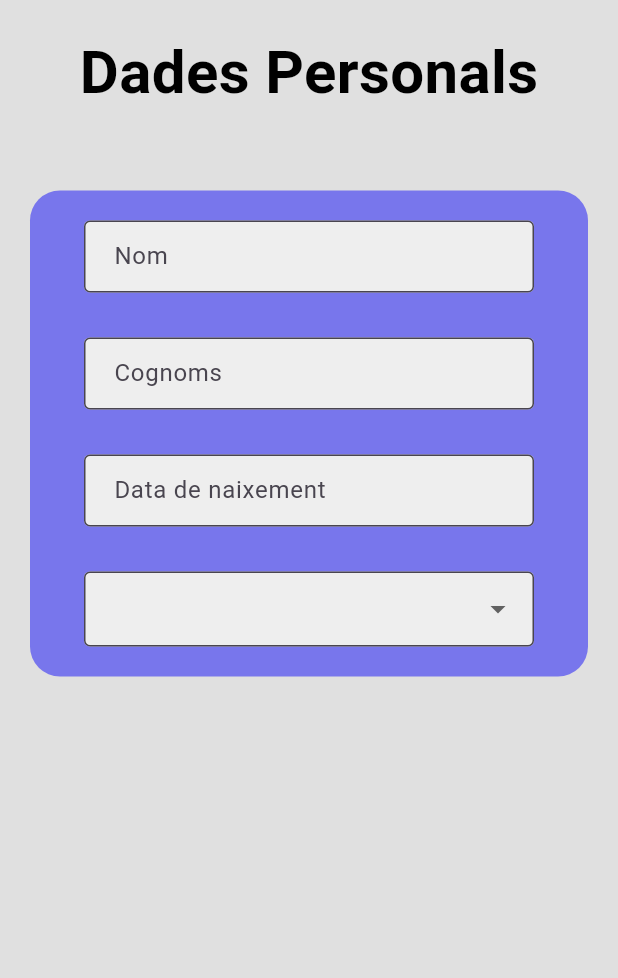
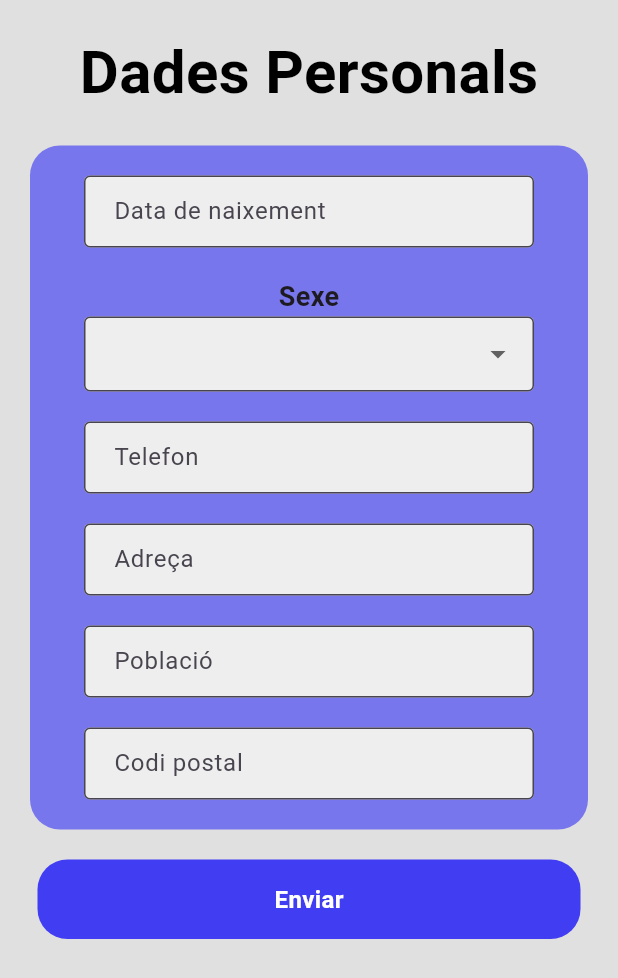
Before and after one commit to robertogarciia/Kidney-Project-Flutter, a Flutter app: the screen it shows after launch, on a phone screen of 412 x 824 dp. Shown: the top 978 px of the screen. Run offline on Flutter 3.47's test engine with Material 3 defaults, Android fonts, the light colour scheme and no system bars; our stand-ins replace cloud_firestore, firebase_core; accounts and stored records are empty.

Commit message:
dades personals

```diff
--- a/lib/main.dart
+++ b/lib/main.dart
@@ -21,7 +21,7 @@ class MyApp extends StatelessWidget {
   Widget build(BuildContext context) {
     return MaterialApp(
       debugShowCheckedModeBanner: false,
-      home: /*LoginPage()*/DadesPersonals(),
+      home: DadesPersonals(),
       );
   }
 }
--- a/lib/pages/dades_personals.dart
+++ b/lib/pages/dades_personals.dart
@@ -2,6 +2,7 @@ import 'package:flutter/material.dart';
 import 'package:kidneyproject/components/textfield.dart';
 import 'package:kidneyproject/pages/login_page.dart';
 import 'package:kidneyproject/components/listfield.dart';
+import 'package:kidneyproject/components/btn_general.dart';
 
 class DadesPersonals extends StatefulWidget {
   DadesPersonals({Key? key}) : super(key: key);
@@ -32,7 +33,7 @@ class _DadesPersonalsState extends State<DadesPersonals> {
               const SizedBox(
                 height: 20,
               ),
-              // Texto "Dades Personals"
+
               const Text(
                 "Dades Personals",
                 style: TextStyle(
@@ -41,8 +42,6 @@ class _DadesPersonalsState extends State<DadesPersonals> {
                   color: Colors.black,
                 ),
               ),
-
-              SizedBox( height: 30 ),
 
               Container(
                 margin: const EdgeInsets.all(20),
@@ -55,27 +54,19 @@ class _DadesPersonalsState extends State<DadesPersonals> {
                   children: [
                     TextFieldWidget(
                       controller: _nomController,
-                      hintText: 'Nom',
-                      obscureText: true,
-                    ),
-
-                    SizedBox( height: 30 ),
-
-                    TextFieldWidget(
-                      controller: _nomController,
-                      hintText: 'Cognoms',
-                      obscureText: true,
-                    ),
-
-                    SizedBox( height: 30 ),
-
-                    TextFieldWidget(
-                      controller: _nomController,
                       hintText: 'Data de naixement',
                       obscureText: true,
                     ),
 
-                    SizedBox( height: 30 ),
+                    SizedBox( height: 20 ),
+
+                    const Text(
+                      "Sexe",
+                      style: TextStyle(
+                        fontSize: 18,
+                        fontWeight: FontWeight.bold,
+                      ),
+                    ),
 
                     Container(
                       height: 50,
@@ -96,10 +87,47 @@ class _DadesPersonalsState extends State<DadesPersonals> {
                           return null;
                         },
                       ),
-                    )
+                    ),
+
+                    SizedBox( height: 20 ),
+
+                    TextFieldWidget(
+                      controller: _nomController,
+                      hintText: 'Telefon',
+                      obscureText: true,
+                    ),
+                    SizedBox( height: 20 ),
+
+                    TextFieldWidget(
+                      controller: _nomController,
+                      hintText: 'Adreça',
+                      obscureText: true,
+                    ),
+
+                    SizedBox( height:20 ),
+
+                    TextFieldWidget(
+                      controller: _nomController,
+                      hintText: 'Població',
+                      obscureText: true,
+                    ),
+
+                    SizedBox( height: 20 ),
+
+                    TextFieldWidget(
+                      controller: _nomController,
+                      hintText: 'Codi postal',
+                      obscureText: true,
+                    ),
                   ],
                 ),
               ),
+              BtnGeneral(
+                buttonText: "Enviar",
+                onTap: (){
+                  iniciS(context);
+                },
+              )
             ],
           ),
         ),
--- a/lib/pages/sign_up_type_page.dart
+++ b/lib/pages/sign_up_type_page.dart
@@ -149,7 +149,7 @@ class _SignUpTypePageState extends State<SignUpTypePage> {
                   child: TextFormField(
                     controller: _nameController,
                     decoration: const InputDecoration(
-                      hintText: 'Nom',
+                      hintText: 'Nom i Cognoms',
                       border: OutlineInputBorder(),
                     ),
                     validator: (value) {
```
